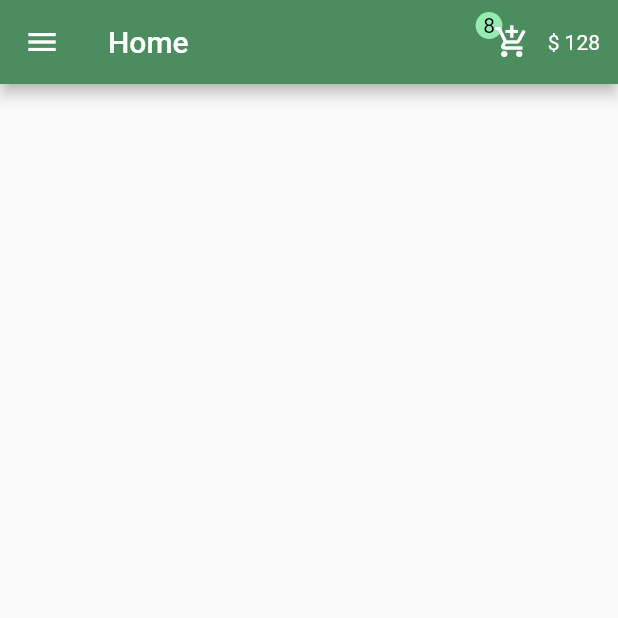
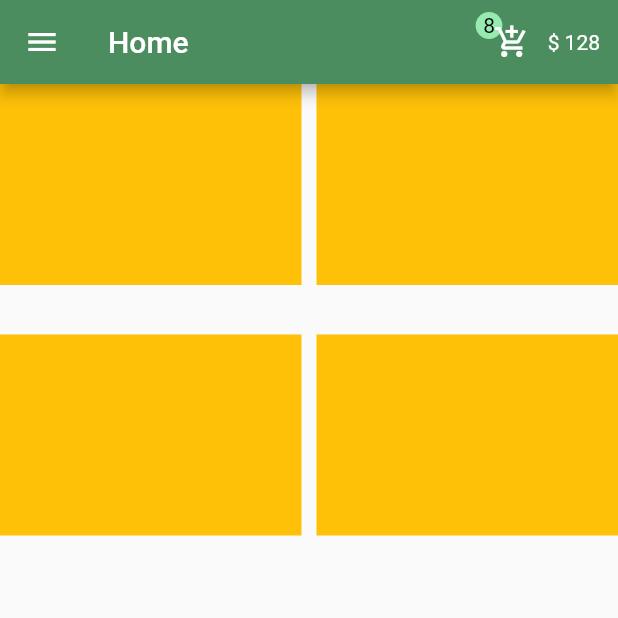
Before and after one commit to AyaEidAttya/E-commerce-app, a Flutter app: the screen it shows after launch, on a phone screen of 412 x 824 dp, the top half of it. Run offline on Flutter 3.47's test engine with Material 2 defaults, Android fonts, the light colour scheme and no system bars.

Commit message:
add back color

```diff
--- a/lib/pages/home.dart
+++ b/lib/pages/home.dart
@@ -16,7 +16,9 @@ class Home extends StatelessWidget {
           ),
       itemCount: 4,
       itemBuilder: (BuildContext context,int index ) {
-        return Container();
+        return Container(
+          color: Colors.amber,
+        );
 
       }),
 
```
